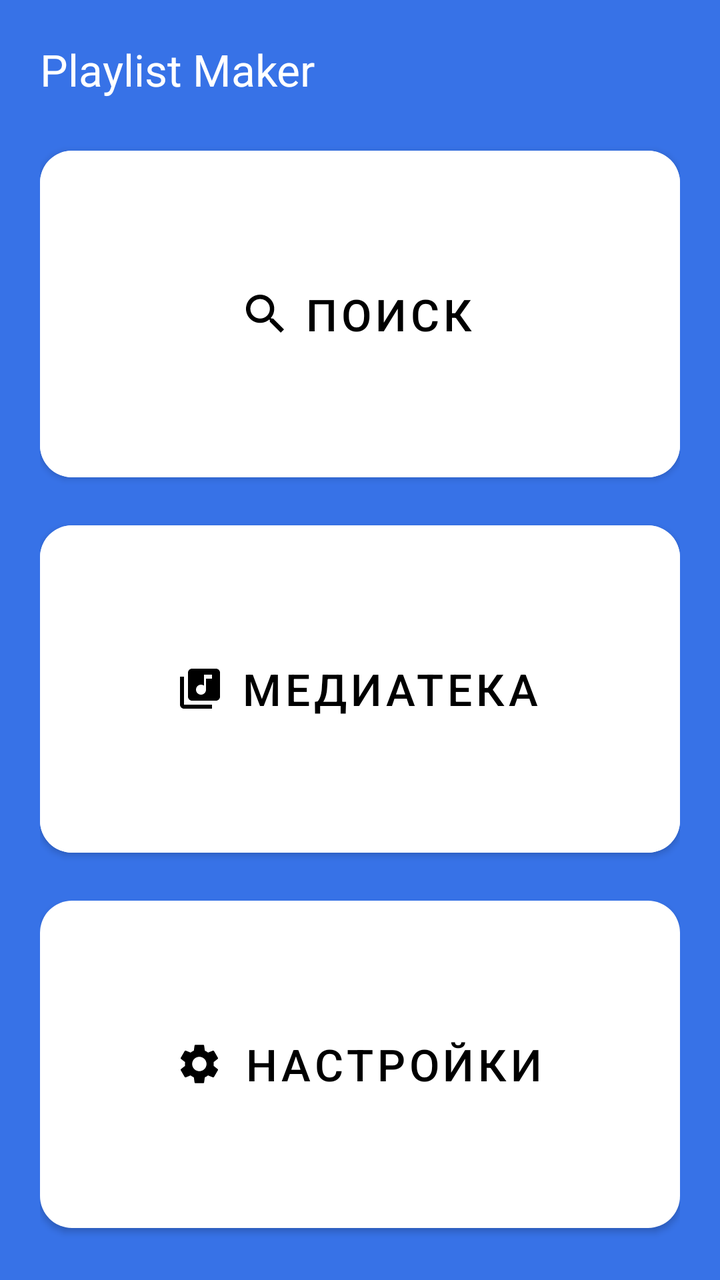
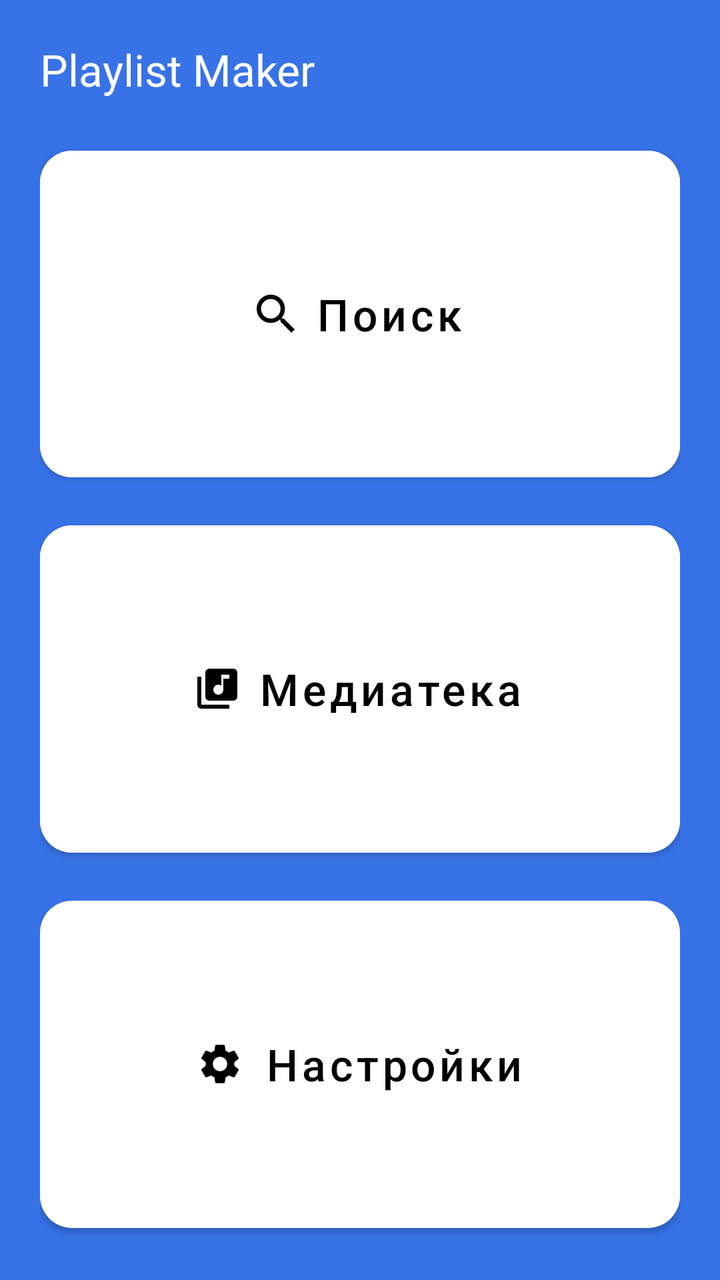

An Android layout rendered at two revisions. The XML below is the earlier revision; the diff shows what the commit changed to produce the second picture.
<!-- AndroidManifest.xml: application theme Theme.MaterialComponents.DayNight.NoActionBar -->
<!-- res/layout/activity_main.xml -->
<?xml version="1.0" encoding="utf-8"?>
<LinearLayout xmlns:android="http://schemas.android.com/apk/res/android"
    xmlns:app="http://schemas.android.com/apk/res-auto"
    android:layout_width="match_parent"
    android:layout_height="match_parent"
    android:background="@color/YP_Blue"
    android:orientation="vertical"
    android:padding="20dp">

    <FrameLayout
        android:layout_width="match_parent"
        android:layout_height="wrap_content">

        <TextView
            android:layout_width="wrap_content"
            android:layout_height="wrap_content"
            android:layout_gravity="start"
            android:layout_marginBottom="20dp"
            android:text="@string/app_name"
            android:textColor="@color/white"
            android:textSize="@dimen/text_size_title" />

    </FrameLayout>

    <Button
        android:id="@+id/btn_search"
        android:layout_width="match_parent"
        android:layout_height="0dp"
        android:layout_marginBottom="12dp"
        android:layout_weight="1"
        android:backgroundTint="@color/white"
        android:text="@string/search"
        android:textColor="@color/black"
        android:textSize="@dimen/text_size_title"
        app:cornerRadius="16dp"
        app:icon="@drawable/search"
        app:iconGravity="textStart"
        app:iconPadding="10dp"
        app:iconTint="@color/black" />

    <Button
        android:id="@+id/btn_media"
        android:layout_width="match_parent"
        android:layout_height="0dp"
        android:layout_marginBottom="12dp"
        android:layout_weight="1"
        android:backgroundTint="@color/white"
        android:text="@string/media"
        android:textColor="@color/black"
        android:textSize="@dimen/text_size_title"
        app:cornerRadius="16dp"
        app:icon="@drawable/media"
        app:iconGravity="textStart"
        app:iconPadding="10dp"
        app:iconTint="@color/black" />

    <com.google.android.material.button.MaterialButton
        android:id="@+id/btn_settings"
        style="@style/Widget.MaterialComponents.Button"
        android:layout_width="match_parent"
        android:layout_height="0dp"

        android:layout_weight="1"
        android:text="@string/settings"
        android:textColor="@color/black"
        android:textSize="@dimen/text_size_title"
        app:backgroundTint="@color/white"
        app:cornerRadius="16dp"
        app:icon="@drawable/settings"
        app:iconGravity="textStart"
        app:iconPadding="10dp"
        app:iconTint="@color/black"

        app:rippleColor="@color/ripple_color" />

</LinearLayout>
<!-- resources referenced by this layout -->
<resources>
  <color name="YP_Blue">#3772E7</color>
  <color name="black">#FF000000</color>
  <color name="ripple_color">#40000000</color>
  <color name="white">#FFFFFFFF</color>
  <dimen name="text_size_title">22sp</dimen>
  <!-- drawable media (drawable) -->
  <vector xmlns:android="http://schemas.android.com/apk/res/android"
      android:width="20dp"
      android:height="20dp"
      android:viewportWidth="20"
      android:viewportHeight="20">
    <path
        android:pathData="M18,0H6C4.9,0 4,0.9 4,2V14C4,15.1 4.9,16 6,16H18C19.1,16 20,15.1 20,14V2C20,0.9 19.1,0 18,0ZM16,5H13V10.5C13,11.88 11.88,13 10.5,13C9.12,13 8,11.88 8,10.5C8,9.12 9.12,8 10.5,8C11.07,8 11.58,8.19 12,8.51V3H16V5ZM2,4H0V18C0,19.1 0.9,20 2,20H16V18H2V4Z"
        android:fillColor="#1A1B22"/>
  </vector>
  <!-- drawable search (drawable) -->
  <vector xmlns:android="http://schemas.android.com/apk/res/android"
      android:width="19dp"
      android:height="19dp"
      android:viewportWidth="19"
      android:viewportHeight="19">
    <path
        android:pathData="M13.579,11.95H12.721L12.417,11.656C13.481,10.418 14.122,8.81 14.122,7.061C14.122,3.161 10.961,0 7.061,0C3.161,0 0,3.161 0,7.061C0,10.961 3.161,14.122 7.061,14.122C8.81,14.122 10.418,13.481 11.656,12.417L11.95,12.721V13.579L17.381,19L19,17.381L13.579,11.95ZM7.061,11.95C4.356,11.95 2.173,9.766 2.173,7.061C2.173,4.356 4.356,2.173 7.061,2.173C9.766,2.173 11.95,4.356 11.95,7.061C11.95,9.766 9.766,11.95 7.061,11.95Z"
        android:fillColor="#1A1B22"/>
  </vector>
  <!-- drawable settings (drawable) -->
  <vector xmlns:android="http://schemas.android.com/apk/res/android"
      android:width="24dp"
      android:height="24dp"
      android:viewportWidth="24"
      android:viewportHeight="24">
    <path
        android:pathData="M19.14,12.94C19.18,12.64 19.2,12.33 19.2,12C19.2,11.68 19.18,11.36 19.13,11.06L21.16,9.48C21.34,9.34 21.39,9.07 21.28,8.87L19.36,5.55C19.24,5.33 18.99,5.26 18.77,5.33L16.38,6.29C15.88,5.91 15.35,5.59 14.76,5.35L14.4,2.81C14.36,2.57 14.16,2.4 13.92,2.4H10.08C9.84,2.4 9.65,2.57 9.61,2.81L9.25,5.35C8.66,5.59 8.12,5.92 7.63,6.29L5.24,5.33C5.02,5.25 4.77,5.33 4.65,5.55L2.74,8.87C2.62,9.08 2.66,9.34 2.86,9.48L4.89,11.06C4.84,11.36 4.8,11.69 4.8,12C4.8,12.31 4.82,12.64 4.87,12.94L2.84,14.52C2.66,14.66 2.61,14.93 2.72,15.13L4.64,18.45C4.76,18.67 5.01,18.74 5.23,18.67L7.62,17.71C8.12,18.09 8.65,18.41 9.24,18.65L9.6,21.19C9.65,21.43 9.84,21.6 10.08,21.6H13.92C14.16,21.6 14.36,21.43 14.39,21.19L14.75,18.65C15.34,18.41 15.88,18.09 16.37,17.71L18.76,18.67C18.98,18.75 19.23,18.67 19.35,18.45L21.27,15.13C21.39,14.91 21.34,14.66 21.15,14.52L19.14,12.94ZM12,15.6C10.02,15.6 8.4,13.98 8.4,12C8.4,10.02 10.02,8.4 12,8.4C13.98,8.4 15.6,10.02 15.6,12C15.6,13.98 13.98,15.6 12,15.6Z"
        android:fillColor="#1A1B22"/>
  </vector>
  <string name="app_name">Playlist Maker</string>
  <string name="media">Медиатека</string>
  <string name="search">Поиск</string>
  <string name="settings">Настройки</string>
</resources>

<!-- the commit's change to res/layout/activity_main.xml (unified diff, before → after) -->
@@ -34,6 +34,7 @@
         android:textSize="@dimen/text_size_title"
         app:cornerRadius="16dp"
         app:icon="@drawable/search"
+        android:textAllCaps="false"
         app:iconGravity="textStart"
         app:iconPadding="10dp"
         app:iconTint="@color/black" />
@@ -50,6 +51,7 @@
         android:textSize="@dimen/text_size_title"
         app:cornerRadius="16dp"
         app:icon="@drawable/media"
+        android:textAllCaps="false"
         app:iconGravity="textStart"
         app:iconPadding="10dp"
         app:iconTint="@color/black" />
@@ -67,6 +69,7 @@
         app:backgroundTint="@color/white"
         app:cornerRadius="16dp"
         app:icon="@drawable/settings"
+        android:textAllCaps="false"
         app:iconGravity="textStart"
         app:iconPadding="10dp"
         app:iconTint="@color/black"
